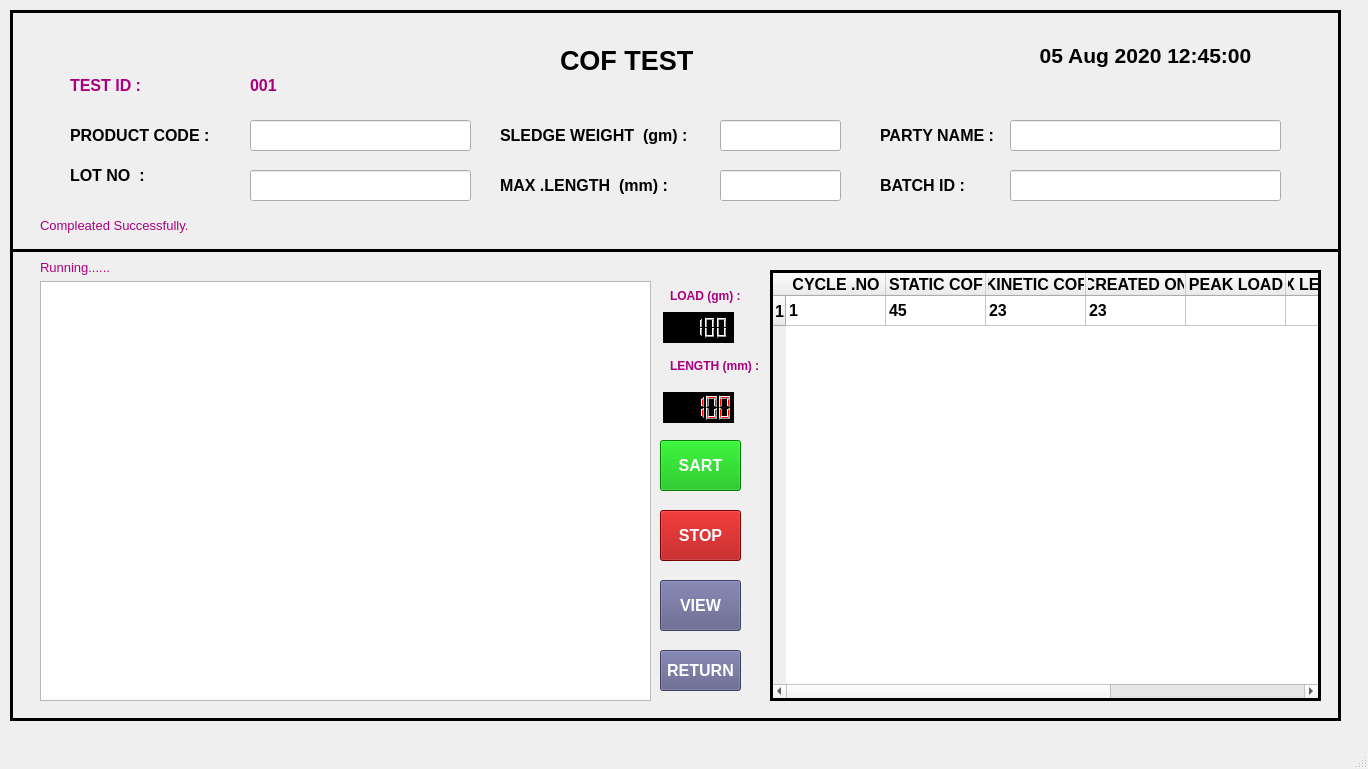
First picture: the form in TYR_2.0_18.5/ui/TY_11_START_TEST_COF.ui, repository sanjaymanegit/testRepo, before the edit.
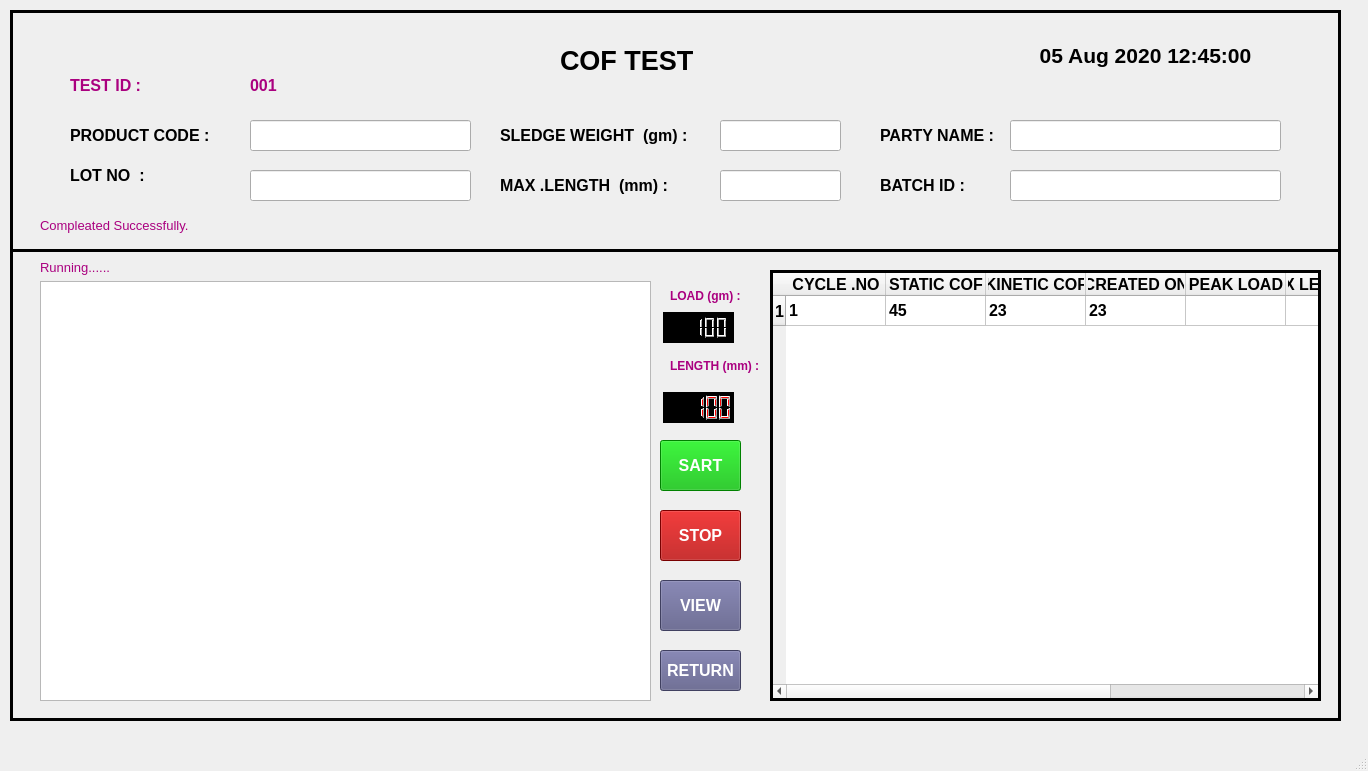
Second picture: the form after the edit.

Diff of the .ui file:
```diff
--- a/TYR_2.0_18.5/ui/TY_11_START_TEST_COF.ui
+++ b/TYR_2.0_18.5/ui/TY_11_START_TEST_COF.ui
@@ -7,7 +7,7 @@
     <x>0</x>
     <y>0</y>
     <width>1368</width>
-    <height>769</height>
+    <height>771</height>
    </rect>
   </property>
   <property name="baseSize">
```
Left out of the diff: 2 changed lines with no effect on the pictures.
